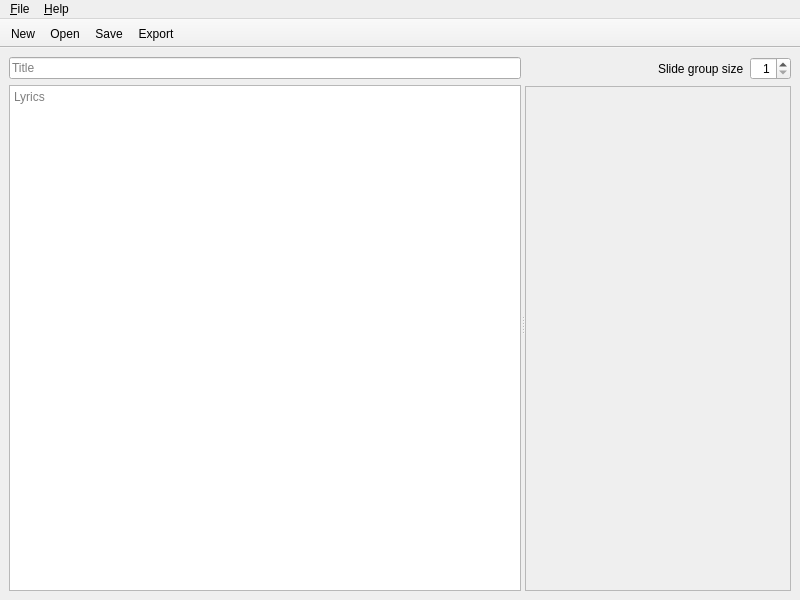
Above: LyricSlicer.ui from schult/lyric-slicer before the change. Below: the same form after it.
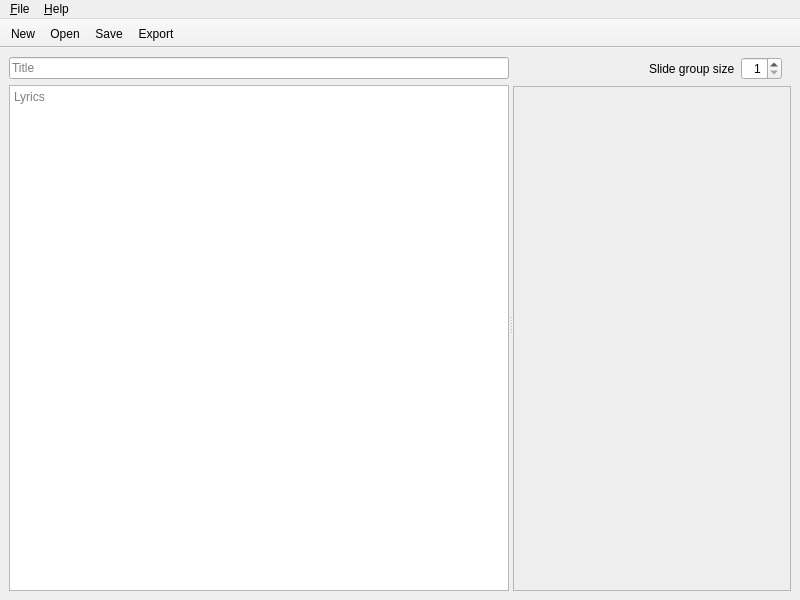
That is the form after the change. Icons and pictures are not drawn.

Commit message: Add space between group-size spinbox and export button

```diff
--- a/LyricSlicer.ui
+++ b/LyricSlicer.ui
@@ -67,9 +67,6 @@
            <property name="topMargin">
             <number>0</number>
            </property>
-           <property name="rightMargin">
-            <number>0</number>
-           </property>
            <property name="bottomMargin">
             <number>0</number>
            </property>
```
